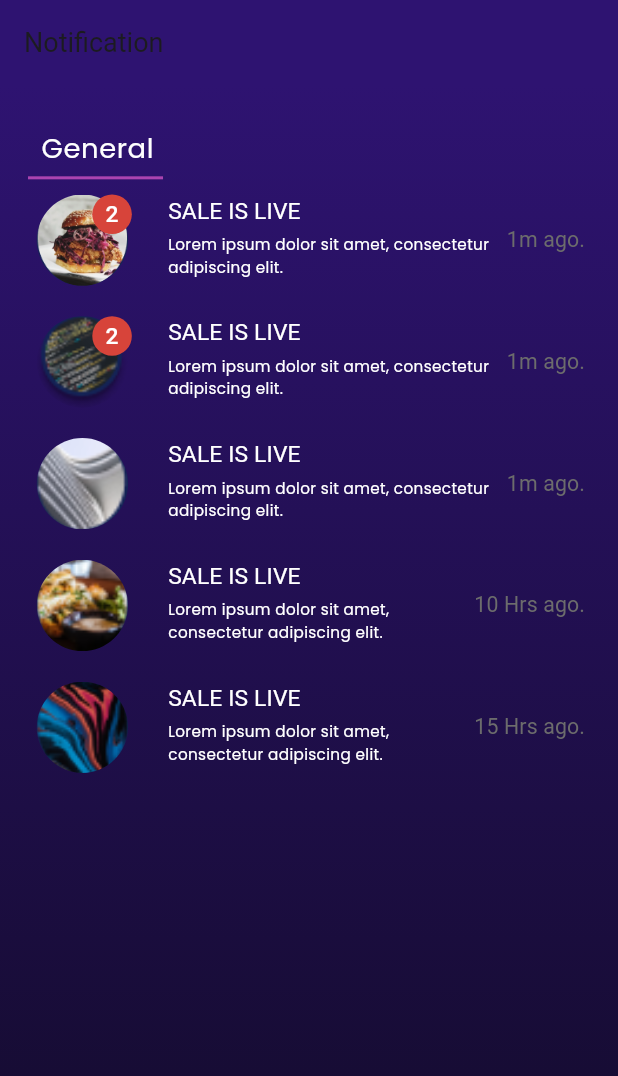
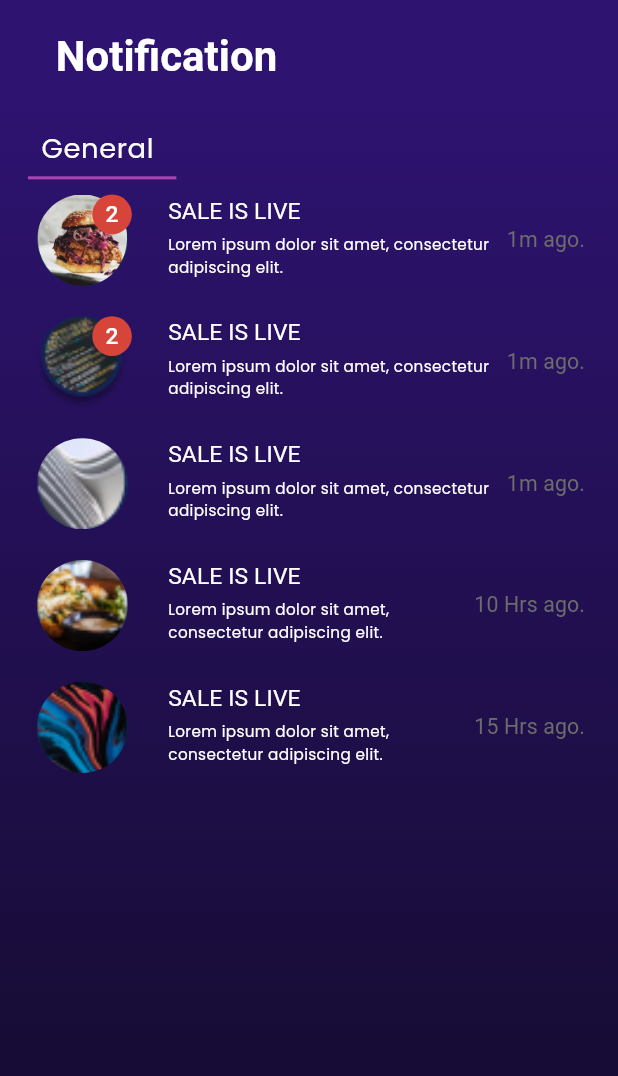
Before and after one commit to ZakariaEysa/Your-Seat-Graduation-Project, a Flutter app: the Notifaction widget shown alone on an empty page, opened directly, on a phone screen of 412 x 824 dp. Shown: the top 1076 px of the screen. Run offline on Flutter 3.47's test engine with Material 3 defaults, Android fonts, the phone set to English and light mode, and no system bars; our stand-ins replace animate_do, bloc, bot_toast, cached_network_image, cloud_firestore, curved_labeled_navigation_bar and 11 more; missing offline and left inert: flutter_facebook_auth; accounts and stored records are empty; Roboto replaces fonts that are missing (Acme).

Commit message:
using the HeadAppBar in The Notification.

```diff
--- a/lib/features/user_flow/Notifaction/Notifaction.dart
+++ b/lib/features/user_flow/Notifaction/Notifaction.dart
@@ -1,13 +1,9 @@
-import 'package:flutter/cupertino.dart';
 import 'package:flutter/material.dart';
 import 'package:flutter_screenutil/flutter_screenutil.dart';
 import 'package:yourseatgraduationproject/features/user_flow/Notifaction/NotifactionContent.dart';
-import 'package:yourseatgraduationproject/features/user_flow/home/presentation/views/home_screen.dart';
 import 'package:yourseatgraduationproject/widgets/scaffold/scaffold_f.dart';
 
-import '../../../utils/navigation.dart';
-import '../auth/presentation/views/sign_in.dart';
-import '../home/presentation/views/home_layout.dart';
+import '../../../widgets/app_bar/head_appbar.dart';
 
 class Notifaction extends StatelessWidget {
   const Notifaction({super.key});
@@ -17,22 +13,14 @@ class Notifaction extends StatelessWidget {
     var theme = Theme.of(context);
     return ScaffoldF(
       appBar: AppBar(
+        iconTheme: IconThemeData(color: Colors.white, size: 28.sp),
+        title: const HeadAppBar(
+          title: 'Notification',
+        ),
         backgroundColor: Color(0xFF2E1371),
-        title: Text('Notification'),
-        iconTheme: IconThemeData(color: Colors.white, size: 28.sp),
-
       ),
       body: Column(
         children: [
-          // BuilderAppBar(
-          //   leading: IconButton(
-          //     icon: const Icon(Icons.arrow_back, color: Colors.white),
-          //     onPressed: () {
-          //       navigateTo(context: context, screen: HomeLayout());
-          //     },
-          //   ),
-          //   title: 'Notification',
-          // ),
           SizedBox(height: 30.h),
           Padding(
             padding: EdgeInsets.only(left: 5.w),
@@ -53,9 +41,9 @@ class Notifaction extends StatelessWidget {
                   Padding(
                     padding: EdgeInsets.only(left: 12.w, top: 7.h),
                     child: Container(
-                      height: 2, // Height of the line
-                      width: 90, // Weight (width) of the line
-                      color: Color(0xFFAB44B0), // Purple color
+                      height: 2.h,
+                      width: 90.w,
+                      color: Color(0xFFAB44B0),
                     ),
                   ),
                 ],
@@ -68,34 +56,29 @@ class Notifaction extends StatelessWidget {
               children: [
                 NotifactionContent(
                   imagePath: 'assets/images/notif1.png',
-                  body:
-                      'Lorem ipsum dolor sit amet, consectetur adipiscing elit.',
+                  body: 'Lorem ipsum dolor sit amet, consectetur adipiscing elit.',
                   time: '\n1m ago.',
                   numOfNotifaction: '2',
                 ),
                 NotifactionContent(
                   imagePath: 'assets/images/notif2.png',
-                  body:
-                      'Lorem ipsum dolor sit amet, consectetur adipiscing elit.',
+                  body: 'Lorem ipsum dolor sit amet, consectetur adipiscing elit.',
                   time: '\n1m ago.',
                   numOfNotifaction: '2',
                 ),
                 NotifactionContent(
                   imagePath: 'assets/images/notif3.png',
-                  body:
-                      'Lorem ipsum dolor sit amet, consectetur adipiscing elit.',
+                  body: 'Lorem ipsum dolor sit amet, consectetur adipiscing elit.',
                   time: '\n1m ago.',
                 ),
                 NotifactionContent(
                   imagePath: 'assets/images/notif4.png',
-                  body:
-                      'Lorem ipsum dolor sit amet, consectetur adipiscing elit.',
+                  body: 'Lorem ipsum dolor sit amet, consectetur adipiscing elit.',
                   time: '\n10 Hrs ago.',
                 ),
                 NotifactionContent(
                   imagePath: 'assets/images/notif5.png',
-                  body:
-                      'Lorem ipsum dolor sit amet, consectetur adipiscing elit.',
+                  body: 'Lorem ipsum dolor sit amet, consectetur adipiscing elit.',
                   time: '\n15 Hrs ago.',
                 ),
               ],
--- a/lib/features/user_flow/auth/presentation/views/sign_up.dart
+++ b/lib/features/user_flow/auth/presentation/views/sign_up.dart
@@ -29,7 +29,7 @@
 //
 // class _SignUpState extends State<SignUp> {
 //   String? selectedMonth;
-//   int? selectedDay;
+//   int? selectedDay;3
 //   int? selectedYear;
 //   bool agree = true;
 //   bool obscure = true;
--- a/lib/features/user_flow/onBoarding/OnBoarding.dart
+++ b/lib/features/user_flow/onBoarding/OnBoarding.dart
@@ -13,7 +13,7 @@ import 'package:yourseatgraduationproject/utils/navigation.dart';
 import '../../../data/hive_keys.dart';
 import '../../../widgets/button/button_builder.dart';
 import '../../../widgets/scaffold/scaffold_f.dart';
-import 'content.dart';
+import 'OnboardingContent.dart';
 
 class OnBoarding extends StatefulWidget {
   const OnBoarding({super.key});
@@ -35,12 +35,12 @@ class _OnBoardingState extends State<OnBoarding> {
         children: [
           Center(
             child: Padding(
-              padding: const EdgeInsets.only(left: 30,top:10),
-
+              padding: EdgeInsets.only(left: 30.w, top: 10.h),
               child: SizedBox(
                 height: 130.h,
                 width: 250.w,
-                child: Image.asset('assets/images/yourseat.png', fit: BoxFit.cover),
+                child: Image.asset('assets/images/yourseat.png',
+                    fit: BoxFit.cover),
               ),
             ),
           ),
--- a/lib/widgets/app_bar/head_appbar.dart
+++ b/lib/widgets/app_bar/head_appbar.dart
@@ -15,15 +15,26 @@ class HeadAppBar extends StatelessWidget {
     return Padding(
       padding: const EdgeInsets.only(top: 20.0),
       child: Row(
-        mainAxisAlignment: MainAxisAlignment.center,
         children: [
-          Spacer(),
-          Text(
-            title,
-            textAlign: TextAlign.center,
-            style: TextStyle(fontSize: 28, fontWeight: FontWeight.bold, color: Color(0XFFFFFFFF)),
+          // Display back button if onBackPressed is provided
+          if (onBackPressed != null)
+            IconButton(
+              icon: Icon(Icons.arrow_back, color: Colors.white),
+              onPressed: onBackPressed,
+            ),
+          Expanded(
+            child: Text(
+              title,
+              textAlign: TextAlign.center,
+              style: TextStyle(
+                fontSize: 28,
+                fontWeight: FontWeight.bold,
+                color: Colors.white,
+              ),
+            ),
           ),
-          Spacer(),
+          // Add Spacer to balance layout if no back button
+          if (onBackPressed == null) Spacer(),
         ],
       ),
     );
```
Also changed, not shown: lib/features/user_flow/onBoarding/OnboardingContent.dart (renamed from lib/features/user_flow/onBoarding/content.dart).
